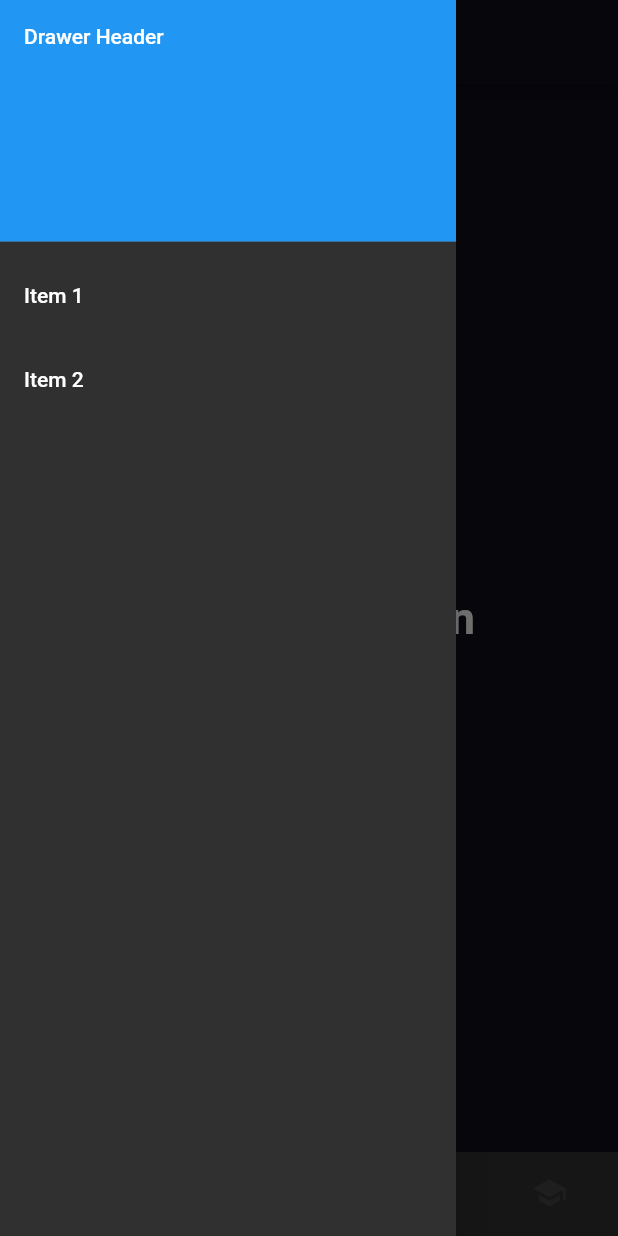
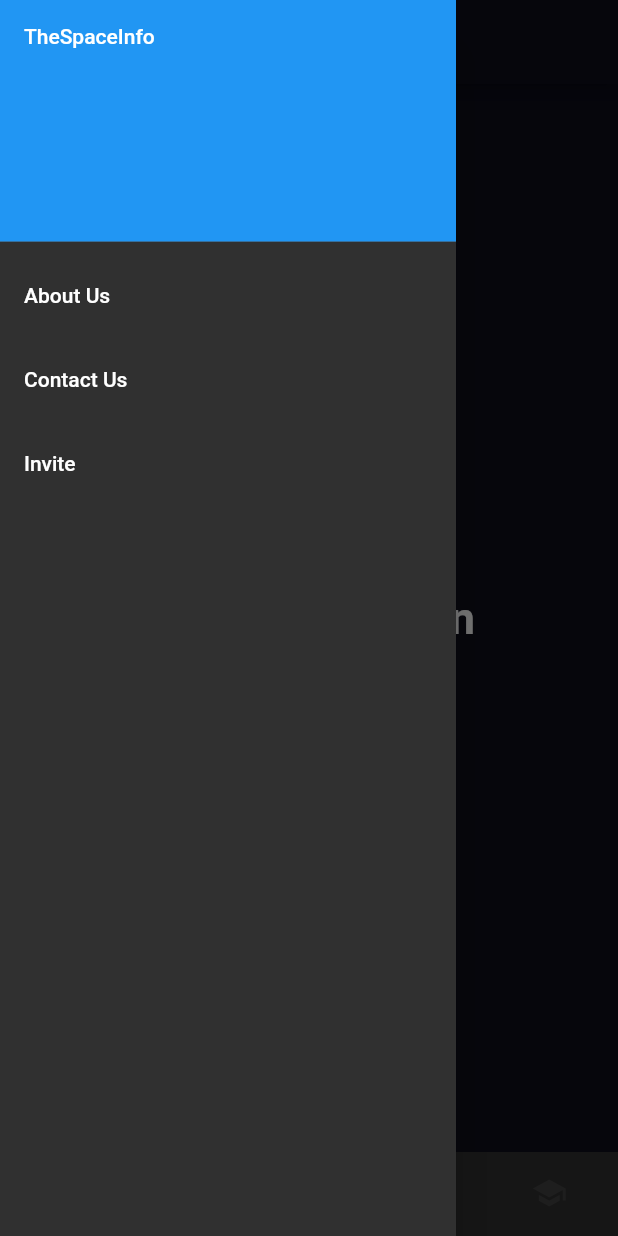
Before and after one commit to rootFaheem/thespaceinfo, a Flutter app: the screen it shows after launch, with the side drawer open, on a phone screen of 412 x 824 dp. Run offline on Flutter 3.47's test engine with Material 2 defaults, Android fonts, the phone set to English and light mode, and no system bars.

Commit message:
drawer list updated

```diff
--- a/lib/main.dart
+++ b/lib/main.dart
@@ -133,20 +133,28 @@ class _MyHomePageState extends State<MyHomePage> {
             padding: EdgeInsets.zero,
             children: <Widget>[
               DrawerHeader(
-                child: Text('Drawer Header'),
+                child: Text('TheSpaceInfo'),
                 decoration: BoxDecoration(
                   color: Colors.blue,
                 ),
               ),
               ListTile(
-                title: Text('Item 1'),
+
+                title: Text('About Us'),
                 onTap: () {
                   // Update the state of the app.
                   // ...
                 },
               ),
               ListTile(
-                title: Text('Item 2'),
+                title: Text('Contact Us'),
+                onTap: () {
+                  // Update the state of the app.
+                  // ...
+                },
+              ),
+              ListTile(
+                title: Text('Invite'),
                 onTap: () {
                   // Update the state of the app.
                   // ...
```
